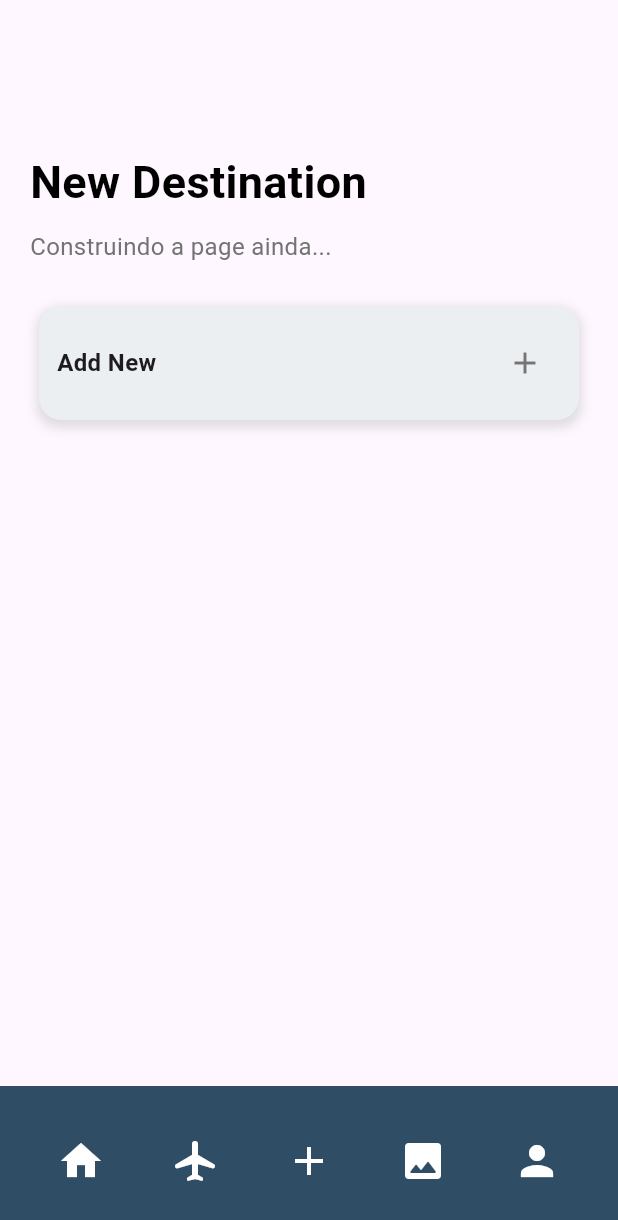
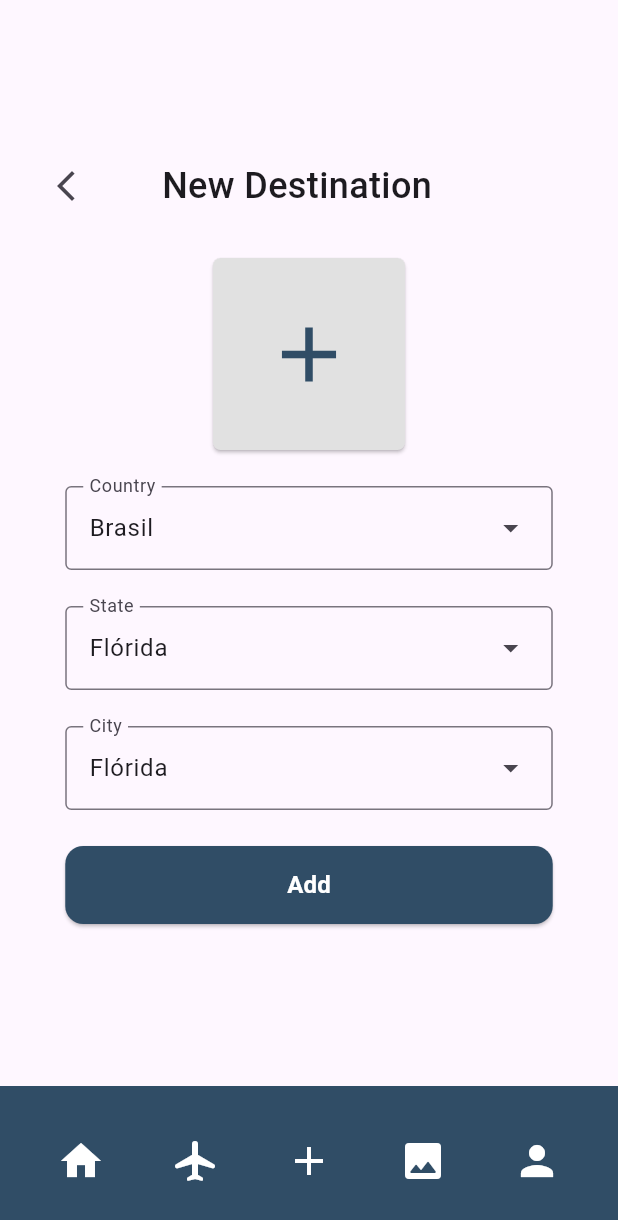
Before and after one commit to leticiabaldin/Find_out, a Flutter app: the TravelPage screen opened by its route, item 3 of the bottom bar chosen, after a tap on the "add" icon, on a phone screen of 412 x 824 dp. Shown: the top 1220 px of the screen. Run offline on Flutter 3.47's test engine with Material 3 defaults, Android fonts, the phone set to English and light mode, and no system bars; our stand-ins replace auto_size_text, carousel_slider, cloud_firestore, firebase_auth, firebase_core, go_router; accounts and stored records are empty.

Commit message:
add new destination page

```diff
--- a/lib/pages/add_destination_travel_page.dart
+++ b/lib/pages/add_destination_travel_page.dart
@@ -1,11 +1,23 @@
+import 'dart:ui';
+
+import 'package:find_out_flutter/colors/colors_travel.dart';
 import 'package:find_out_flutter/widgets/app_text.dart';
 import 'package:find_out_flutter/widgets/profile_card.dart';
 import 'package:find_out_flutter/widgets/travel_list_tile.dart';
+import 'package:flutter/cupertino.dart';
 import 'package:flutter/material.dart';
+import 'package:flutter/painting.dart';
 import 'package:go_router/go_router.dart';
 
 import '../widgets/app_large_text.dart';
 import '../widgets/bottom_navigation_bar_travel.dart';
+
+final List<String> listCountry = <String>['Brasil', 'EUA', 'Inglaterra'];
+final List<String> listState = <String>[
+  'Flórida',
+  'Espirito Santo',
+  'Inglaterra'
+];
 
 class AddDestinationPage extends StatefulWidget {
   const AddDestinationPage({super.key});
@@ -15,6 +27,9 @@ class AddDestinationPage extends StatefulWidget {
 }
 
 class AddDestinationState extends State<AddDestinationPage> {
+  String dropdownValue = listCountry.first;
+  String dropdownValueState = listState.first;
+
   @override
   Widget build(BuildContext context) {
     return Scaffold(
@@ -27,25 +42,113 @@ class AddDestinationState extends State<AddDestinationPage> {
         ),
         child: Column(
           children: [
-            Row(
+            Column(
+              crossAxisAlignment: CrossAxisAlignment.center,
+              mainAxisSize: MainAxisSize.min,
               children: [
-                Column(
-                  crossAxisAlignment: CrossAxisAlignment.start,
-                  mainAxisSize: MainAxisSize.min,
+                Row(
                   children: [
-                    AppLargeText(text: "New Destination"),
-                    SizedBox(height: 10),
-                    AppText(
-                      text: "Construindo a page ainda...",
-                      size: 16,
-                      color: Color(0xFF737373),
+                    IconButton(
+                      onPressed: () => context.go('/share'),
+                      icon: const Icon(Icons.arrow_back_ios_new_outlined),
+                    ),
+                    const SizedBox(
+                      width: 40,
+                    ),
+                    const Text(
+                      'New Destination',
+                      style:
+                          TextStyle(fontSize: 24, fontWeight: FontWeight.w500),
                     ),
                   ],
                 ),
+                const SizedBox(height: 24),
+                ElevatedButton(
+                    onPressed: () {},
+                    style: ElevatedButton.styleFrom(
+                      backgroundColor: AppTravelColors.greyApp,
+                      elevation: 1,
+                      fixedSize: const Size(128, 128),
+                      shape: RoundedRectangleBorder(
+                        borderRadius: BorderRadius.circular(5),
+                        side: BorderSide.none,
+                      ),
+                    ),
+                    child: const Icon(
+                      Icons.add,
+                      size: 62,
+                      weight: 3,
+                      color: AppTravelColors.blueApp,
+                    ))
               ],
             ),
-            SizedBox(height: 20),
-            AddNewCard(),
+            const SizedBox(height: 24),
+            DropdownMenu<String>(
+              initialSelection: listCountry.first,
+              width: 325,
+              label: const Text('Country'),
+              onSelected: (String? value) {
+                // This is called when the user selects an item.
+                setState(() {
+                  dropdownValue = value!;
+                });
+              },
+              dropdownMenuEntries:
+                  listCountry.map<DropdownMenuEntry<String>>((String value) {
+                return DropdownMenuEntry<String>(value: value, label: value);
+              }).toList(),
+            ),
+            const SizedBox(height: 24),
+            DropdownMenu<String>(
+              initialSelection: listState.first,
+              width: 325,
+              label: const Text('State'),
+              onSelected: (String? value) {
+                // This is called when the user selects an item.
+                setState(() {
+                  dropdownValueState = value!;
+                });
+              },
+              dropdownMenuEntries:
+                  listState.map<DropdownMenuEntry<String>>((String value) {
+                return DropdownMenuEntry<String>(value: value, label: value);
+              }).toList(),
+            ),
+            const SizedBox(height: 24),
+            DropdownMenu<String>(
+              initialSelection: listState.first,
+              width: 325,
+              label: const Text('City'),
+              onSelected: (String? value) {
+                // This is called when the user selects an item.
+                setState(() {
+                  dropdownValueState = value!;
+                });
+              },
+              dropdownMenuEntries:
+                  listState.map<DropdownMenuEntry<String>>((String value) {
+                return DropdownMenuEntry<String>(value: value, label: value);
+              }).toList(),
+            ),
+            const SizedBox(height: 24),
+            SizedBox(
+              width: 325,
+              height: 52,
+              child: ElevatedButton(
+                onPressed: () {},
+                style: ElevatedButton.styleFrom(
+                    backgroundColor: AppTravelColors.blueApp,
+                    shape: RoundedRectangleBorder(
+                        borderRadius: BorderRadius.circular(12))),
+                child: const Text(
+                  'Add',
+                  style: TextStyle(
+                      fontSize: 16,
+                      fontWeight: FontWeight.w700,
+                      color: Colors.white),
+                ),
+              ),
+            ),
           ],
         ),
       ),
--- a/lib/pages/home_page.dart
+++ b/lib/pages/home_page.dart
@@ -232,13 +232,16 @@ class _HomePageState extends State<HomePage> {
                     Row(
                       mainAxisAlignment: MainAxisAlignment.start,
                       children: [
-                        ElevatedButton(
+                        SizedBox(
+                          width: 325,
+                          child: ElevatedButton(
                             onPressed: () => _dialogBuilder(context),
                             style: ElevatedButton.styleFrom(
                               padding: const EdgeInsets.symmetric(
                                 horizontal: 64,
                                 vertical: 12,
                               ),
+                              shape: RoundedRectangleBorder(borderRadius: BorderRadius.circular(8)),
                               backgroundColor: AppTravelColors.blueApp,
                             ),
                             child: const Text(
@@ -247,6 +250,7 @@ class _HomePageState extends State<HomePage> {
                                   fontSize: 18,
                                   fontWeight: FontWeight.w600,
                                   color: Colors.white),
+                            ),
                           ),
                         ),
                       ],
--- a/lib/pages/login_page.dart
+++ b/lib/pages/login_page.dart
@@ -145,6 +145,7 @@ class _LoginPageState extends State<LoginPage> {
                     ),
                     const SizedBox(height: 32),
                     TextFormField(
+
                       controller: passwordController,
                       obscureText: _isObscure,
                       textInputAction: TextInputAction.go,
--- a/lib/pages/travel_page.dart
+++ b/lib/pages/travel_page.dart
@@ -76,7 +76,7 @@ class _TravelPageState extends State<TravelPage> {
                     ),
                   ),
                   AppText(
-                    text: "Most viwed profiles:",
+                    text: "Most viwed countries:",
                     size: 24,
                   ),
                 ],
@@ -85,48 +85,40 @@ class _TravelPageState extends State<TravelPage> {
           ),
           Expanded(
             child: ListView(
-              children: const [
-                TravelTile(
-                  name: 'Barbara Miller',
-                  description:
-                      'I love immersing myself in new cultures, exploring historical.',
-                  imageCard: AssetImage('assets/images/profile-6.avif'),
+              children:  [
+                Container(
+                  margin: EdgeInsets.symmetric(vertical: 6.0, horizontal: 0.0),
+                  padding: EdgeInsets.symmetric(vertical: 24.0, horizontal: 22.0),
+                  decoration: BoxDecoration(
+                    color: Colors.white,
+                    borderRadius: BorderRadius.circular(15.0),
+                    boxShadow: [
+                      BoxShadow(
+                        color: Colors.grey.withOpacity(0.3),
+                        spreadRadius: 2,
+                        blurRadius: 5,
+                        offset: Offset(0, 3),
                       ),
-                SizedBox(height: 12),
-                TravelTile(
-                  name: 'Thomas Anderson',
-                  description:
-                      'I love immersing myself in new cultures, exploring historical.',
-                  imageCard: AssetImage('assets/images/profile-1.avif'),
+                    ],
                   ),
-                SizedBox(height: 12),
-                TravelTile(
-                  name: 'Elizabeth Jones',
-                  description:
-                      'I love immersing myself in new cultures, exploring historical.',
-                  imageCard: AssetImage('assets/images/profile-2.avif'),
+                  child: Row(
+                    mainAxisAlignment: MainAxisAlignment.spaceBetween,
+                    children: [
+                      Text(
+                        'England',
+                        style: TextStyle(
+                          fontSize: 16.0,
+                          fontWeight: FontWeight.w700,
                         ),
-                SizedBox(height: 12),
-                TravelTile(
-                  name: 'Michael Williams',
-                  description:
-                      'I love immersing myself in new cultures, exploring historical.',
-                  imageCard: AssetImage('assets/images/profile-3.avif'),
                       ),
-                SizedBox(height: 12),
-                TravelTile(
-                  name: 'Susan Davis',
-                  description:
-                      'I love immersing myself in new cultures, exploring historical.',
-                  imageCard: AssetImage('assets/images/profile-4.avif'),
+                      Icon(
+                        Icons.airplane_ticket,
+                        size: 24.0,
+                        color: Colors.grey[600],
                       ),
-                SizedBox(height: 12),
-                TravelTile(
-                  name: 'Sarah Anderson',
-                  description:
-                      'I love immersing myself in new cultures, exploring historical.',
-                  imageCard: AssetImage('assets/images/profile-5.avif'),
+                    ],
                   ),
+                )
               ],
             ),
           )
```
Lines whose indentation alone changed are shown as unchanged.
